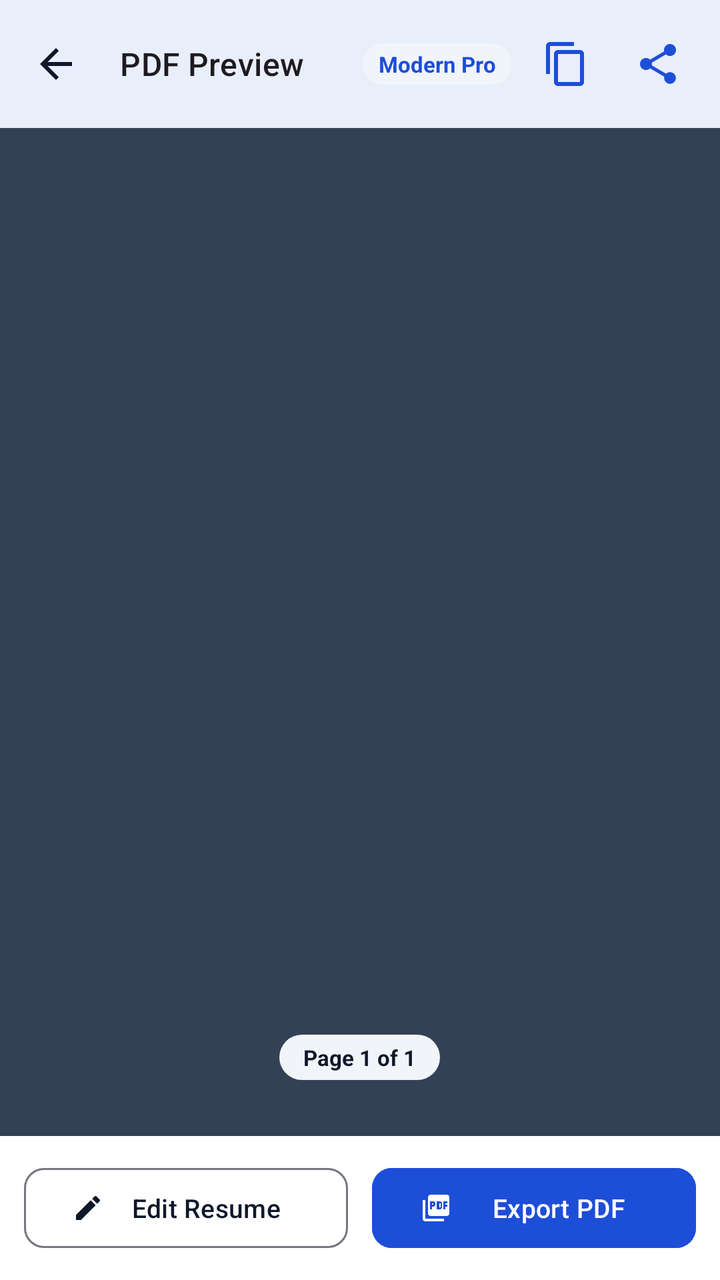
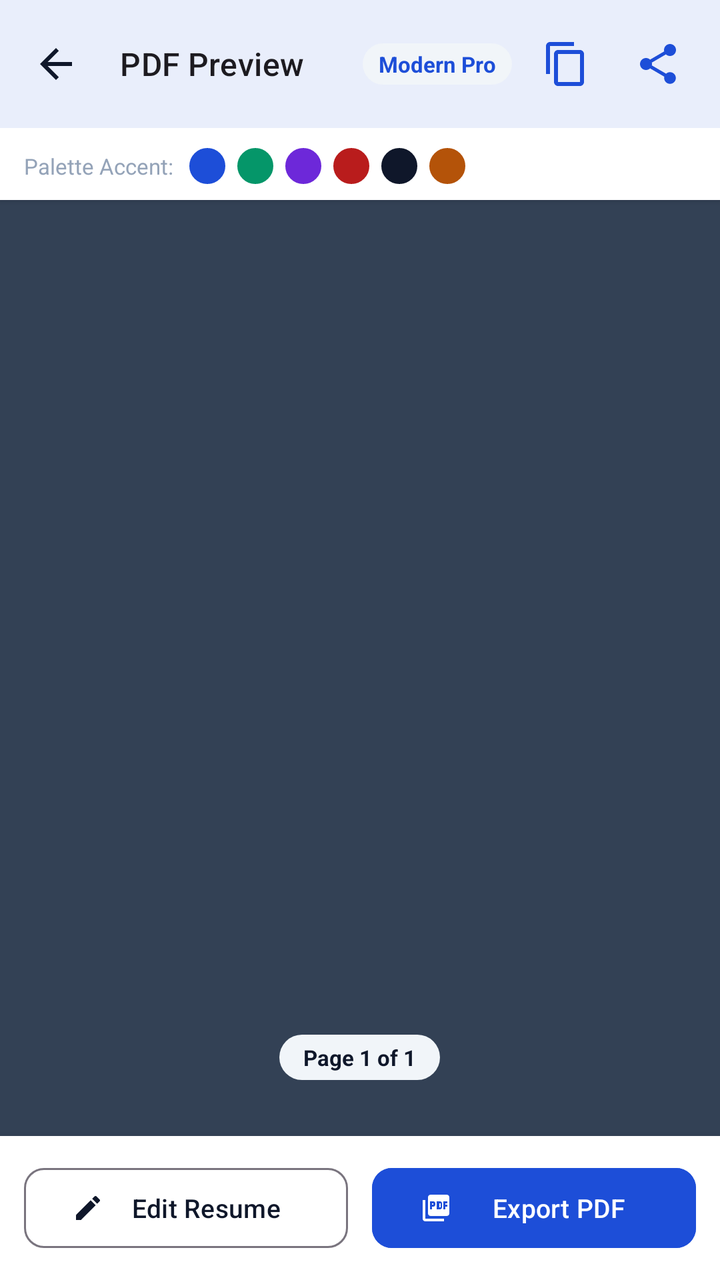

Two renders of the same Android screen: before a commit and after it. Below are the layout's source before the change and the commit's diff.
<!-- AndroidManifest.xml: application theme Theme.CareerForge -->
<!-- res/layout/activity_resume_preview.xml -->
<?xml version="1.0" encoding="utf-8"?>
<LinearLayout xmlns:android="http://schemas.android.com/apk/res/android"
    xmlns:app="http://schemas.android.com/apk/res-auto"
    xmlns:tools="http://schemas.android.com/tools"
    android:layout_width="match_parent"
    android:layout_height="match_parent"
    android:background="@color/background"
    android:orientation="vertical">

    
    <com.google.android.material.appbar.MaterialToolbar
        android:id="@+id/toolbar_preview"
        android:layout_width="match_parent"
        android:layout_height="?attr/actionBarSize"
        android:background="@color/surface"
        android:elevation="4dp"
        app:navigationIcon="@drawable/ic_arrow_back"
        app:title="PDF Preview"
        app:titleTextAppearance="@style/TextAppearance.Material3.TitleMedium">

        <LinearLayout
            android:layout_width="wrap_content"
            android:layout_height="wrap_content"
            android:layout_gravity="end"
            android:gravity="center_vertical"
            android:orientation="horizontal"
            android:paddingEnd="12dp">

            <TextView
                android:id="@+id/tv_preview_template_name"
                android:layout_width="wrap_content"
                android:layout_height="wrap_content"
                android:background="@drawable/bg_card_pill"
                android:paddingStart="8dp"
                android:paddingTop="3dp"
                android:paddingEnd="8dp"
                android:paddingBottom="3dp"
                android:text="Modern Pro"
                android:textColor="@color/primary"
                android:textSize="11sp"
                android:textStyle="bold" />

            <ImageButton
                android:id="@+id/btn_copy_plain_text"
                android:layout_width="38dp"
                android:layout_height="38dp"
                android:layout_marginStart="8dp"
                android:background="?attr/selectableItemBackgroundBorderless"
                android:contentDescription="Copy Plain Text for Job Portals"
                android:src="@drawable/ic_content_copy"
                app:tint="@color/primary" />

            <ImageButton
                android:id="@+id/btn_preview_share"
                android:layout_width="38dp"
                android:layout_height="38dp"
                android:layout_marginStart="8dp"
                android:background="?attr/selectableItemBackgroundBorderless"
                android:contentDescription="Share PDF"
                android:src="@drawable/ic_share"
                app:tint="@color/primary" />
        </LinearLayout>
    </com.google.android.material.appbar.MaterialToolbar>

    
    <FrameLayout
        android:layout_width="match_parent"
        android:layout_height="0dp"
        android:layout_weight="1"
        android:background="#334155"
        android:padding="16dp">

        <androidx.viewpager2.widget.ViewPager2
            android:id="@+id/vp_pdf_pages"
            android:layout_width="match_parent"
            android:layout_height="match_parent" />

        <ProgressBar
            android:id="@+id/pb_pdf_rendering"
            android:layout_width="wrap_content"
            android:layout_height="wrap_content"
            android:layout_gravity="center"
            android:visibility="gone" />

        <TextView
            android:id="@+id/tv_page_indicator"
            android:layout_width="wrap_content"
            android:layout_height="wrap_content"
            android:layout_gravity="bottom|center_horizontal"
            android:layout_marginBottom="12dp"
            android:background="@drawable/bg_card_pill"
            android:paddingStart="12dp"
            android:paddingTop="4dp"
            android:paddingEnd="12dp"
            android:paddingBottom="4dp"
            android:text="Page 1 of 1"
            android:textColor="@color/text_primary"
            android:textSize="11sp"
            android:textStyle="bold" />
    </FrameLayout>

    
    <LinearLayout
        android:layout_width="match_parent"
        android:layout_height="wrap_content"
        android:background="@color/surface"
        android:elevation="8dp"
        android:gravity="center_vertical"
        android:orientation="horizontal"
        android:padding="12dp">

        <com.google.android.material.button.MaterialButton
            android:id="@+id/btn_preview_edit"
            style="@style/Widget.Material3.Button.OutlinedButton"
            android:layout_width="0dp"
            android:layout_height="48dp"
            android:layout_marginEnd="6dp"
            android:layout_weight="1"
            android:text="Edit Resume"
            android:textColor="@color/text_primary"
            android:textSize="13sp"
            app:cornerRadius="10dp"
            app:icon="@drawable/ic_edit"
            app:iconSize="16dp"
            app:iconTint="@color/text_primary" />

        <com.google.android.material.button.MaterialButton
            android:id="@+id/btn_preview_export"
            android:layout_width="0dp"
            android:layout_height="48dp"
            android:layout_marginStart="6dp"
            android:layout_weight="1"
            android:backgroundTint="@color/primary"
            android:text="Export PDF"
            android:textColor="@color/on_primary"
            android:textSize="13sp"
            app:cornerRadius="10dp"
            app:icon="@drawable/ic_picture_as_pdf"
            app:iconSize="16dp"
            app:iconTint="@color/on_primary" />
    </LinearLayout>

</LinearLayout>
<!-- resources referenced by this layout -->
<resources>
  <color name="background">#F8FAFC</color>
  <color name="on_primary">#FFFFFF</color>
  <color name="primary">#1D4ED8</color>
  <color name="surface">#FFFFFF</color>
  <color name="text_primary">#0F172A</color>
  <!-- drawable bg_card_pill (drawable) -->
  <?xml version="1.0" encoding="utf-8"?>
  <shape xmlns:android="http://schemas.android.com/apk/res/android"
      android:shape="rectangle">
      <solid android:color="@color/surface_variant" />
      <corners android:radius="24dp" />
  </shape>
  <!-- drawable ic_arrow_back (drawable) -->
  <vector xmlns:android="http://schemas.android.com/apk/res/android"
      android:width="24dp"
      android:height="24dp"
      android:viewportWidth="24"
      android:viewportHeight="24">
      <path
          android:fillColor="@color/text_primary"
          android:pathData="M20,11H7.83l5.59,-5.59L12,4l-8,8 8,8 1.41,-1.41L7.83,13H20v-2z"/>
  </vector>
  <!-- drawable ic_content_copy (drawable) -->
  <vector xmlns:android="http://schemas.android.com/apk/res/android"
      android:width="24dp"
      android:height="24dp"
      android:viewportWidth="24"
      android:viewportHeight="24">
      <path
          android:fillColor="@color/text_primary"
          android:pathData="M16,1H4c-1.1,0 -2,0.9 -2,2v14h2V3h12V1zm3,4H8c-1.1,0 -2,0.9 -2,2v14c0,1.1 0.9,2 2,2h11c1.1,0 2,-0.9 2,-2V7c0,-1.1 -0.9,-2 -2,-2zm0,16H8V7h11v14z"/>
  </vector>
  <!-- drawable ic_edit (drawable) -->
  <vector xmlns:android="http://schemas.android.com/apk/res/android"
      android:width="24dp"
      android:height="24dp"
      android:viewportWidth="24"
      android:viewportHeight="24">
      <path
          android:fillColor="@color/text_primary"
          android:pathData="M3,17.25V21h3.75L17.81,9.94l-3.75,-3.75L3,17.25zM20.71,7.04c0.39,-0.39 0.39,-1.02 0,-1.41l-2.34,-2.34c-0.39,-0.39 -1.02,-0.39 -1.41,0l-1.83,1.83 3.75,3.75 1.83,-1.83z"/>
  </vector>
  <!-- drawable ic_picture_as_pdf (drawable) -->
  <vector xmlns:android="http://schemas.android.com/apk/res/android"
      android:width="24dp"
      android:height="24dp"
      android:viewportWidth="24"
      android:viewportHeight="24">
      <path
          android:fillColor="@color/text_primary"
          android:pathData="M20,2H8c-1.1,0 -2,0.9 -2,2v12c0,1.1 0.9,2 2,2h12c1.1,0 2,-0.9 2,-2V4c0,-1.1 -0.9,-2 -2,-2zm-8.5,7.5c0,0.83 -0.67,1.5 -1.5,1.5H9v2H7.5V7H10c0.83,0 1.5,0.67 1.5,1.5v1zm5,2c0,0.83 -0.67,1.5 -1.5,1.5h-2.5V7H15c0.83,0 1.5,0.67 1.5,1.5v3zm4,-3H19v1h1.5V11H19v2h-1.5V7h3v1.5zM9,9.5h1v-1H9v1zm5.5,2h1v-3h-1v3zM4,6H2v14c0,1.1 0.9,2 2,2h14v-2H4V6z"/>
  </vector>
  <color name="surface_variant">#F1F5F9</color>
  <color name="primary_container">#EFF6FF</color>
  <color name="on_primary_container">#1E40AF</color>
  <color name="secondary">#0F172A</color>
  <color name="on_secondary">#FFFFFF</color>
  <color name="secondary_container">#F8FAFC</color>
  <color name="on_secondary_container">#0F172A</color>
  <style name="Widget.CareerForge.BottomNavigation" parent="Widget.Material3.BottomNavigationView">
          <item name="itemIconTint">@color/nav_item_color</item>
          <item name="itemTextColor">@color/nav_item_color</item>
          <item name="elevation">8dp</item>
          <item name="labelVisibilityMode">labeled</item>
      </style>
  <!-- unchanged entries left out for length: 2 -->
</resources>

<!-- the commit's change to res/layout/activity_resume_preview.xml (unified diff, before → after) -->
@@ -61,6 +61,96 @@
                 app:tint="@color/primary" />
         </LinearLayout>
     </com.google.android.material.appbar.MaterialToolbar>
+
+    
+    <LinearLayout
+        android:layout_width="match_parent"
+        android:layout_height="wrap_content"
+        android:background="@color/surface"
+        android:elevation="2dp"
+        android:orientation="vertical"
+        android:paddingStart="12dp"
+        android:paddingEnd="12dp"
+        android:paddingTop="6dp"
+        android:paddingBottom="8dp">
+
+        <HorizontalScrollView
+            android:layout_width="match_parent"
+            android:layout_height="wrap_content"
+            android:scrollbars="none">
+
+            <com.google.android.material.chip.ChipGroup
+                android:id="@+id/chip_group_templates"
+                android:layout_width="wrap_content"
+                android:layout_height="wrap_content"
+                app:singleLine="true"
+                app:singleSelection="true">
+            </com.google.android.material.chip.ChipGroup>
+        </HorizontalScrollView>
+
+        <LinearLayout
+            android:layout_width="match_parent"
+            android:layout_height="wrap_content"
+            android:layout_marginTop="4dp"
+            android:gravity="center_vertical"
+            android:orientation="horizontal">
+
+            <TextView
+                android:layout_width="wrap_content"
+                android:layout_height="wrap_content"
+                android:text="Palette Accent:"
+                android:textColor="@color/text_tertiary"
+                android:textSize="11sp" />
+
+            <View
+                android:id="@+id/preview_dot_blue"
+                android:layout_width="18dp"
+                android:layout_height="18dp"
+                android:layout_marginStart="8dp"
+                android:background="@drawable/bg_color_dot"
+                android:backgroundTint="@color/theme_blue" />
+
+            <View
+                android:id="@+id/preview_dot_emerald"
+                android:layout_width="18dp"
+                android:layout_height="18dp"
+                android:layout_marginStart="6dp"
+                android:background="@drawable/bg_color_dot"
+                android:backgroundTint="@color/theme_emerald" />
+
+            <View
+                android:id="@+id/preview_dot_purple"
+                android:layout_width="18dp"
+                android:layout_height="18dp"
+                android:layout_marginStart="6dp"
+                android:background="@drawable/bg_color_dot"
+                android:backgroundTint="@color/theme_purple" />
+
+            <View
+                android:id="@+id/preview_dot_crimson"
+                android:layout_width="18dp"
+                android:layout_height="18dp"
+                android:layout_marginStart="6dp"
+                android:background="@drawable/bg_color_dot"
+                android:backgroundTint="@color/theme_crimson" />
+
+            <View
+                android:id="@+id/preview_dot_slate"
+                android:layout_width="18dp"
+                android:layout_height="18dp"
+                android:layout_marginStart="6dp"
+                android:background="@drawable/bg_color_dot"
+                android:backgroundTint="@color/theme_slate" />
+
+            <View
+                android:id="@+id/preview_dot_amber"
+                android:layout_width="18dp"
+                android:layout_height="18dp"
+                android:layout_marginStart="6dp"
+                android:background="@drawable/bg_color_dot"
+                android:backgroundTint="@color/theme_amber" />
+        </LinearLayout>
+    </LinearLayout>
 
     
     <FrameLayout
<!-- resource entries referenced after the edit -->
@@ -5,12 +5,25 @@
   <color name="primary">#1D4ED8</color>
   <color name="surface">#FFFFFF</color>
   <color name="text_primary">#0F172A</color>
+  <color name="text_tertiary">#94A3B8</color>
+  <color name="theme_amber">#B45309</color>
+  <color name="theme_blue">#1D4ED8</color>
+  <color name="theme_crimson">#B91C1C</color>
+  <color name="theme_emerald">#059669</color>
+  <color name="theme_purple">#6D28D9</color>
+  <color name="theme_slate">#0F172A</color>
   <!-- drawable bg_card_pill (drawable) -->
   <?xml version="1.0" encoding="utf-8"?>
   <shape xmlns:android="http://schemas.android.com/apk/res/android"
       android:shape="rectangle">
       <solid android:color="@color/surface_variant" />
       <corners android:radius="24dp" />
+  </shape>
+  <!-- drawable bg_color_dot (drawable) -->
+  <?xml version="1.0" encoding="utf-8"?>
+  <shape xmlns:android="http://schemas.android.com/apk/res/android"
+      android:shape="oval">
+      <stroke android:width="1dp" android:color="#CBD5E1" />
   </shape>
   <!-- drawable ic_arrow_back (drawable) -->
   <vector xmlns:android="http://schemas.android.com/apk/res/android"
